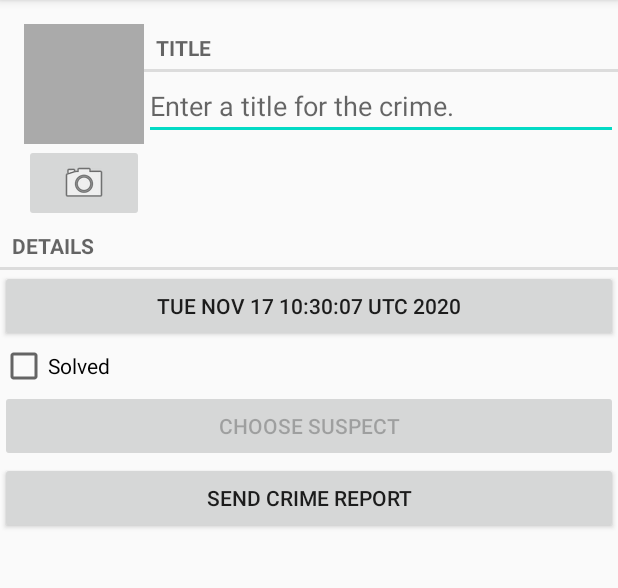
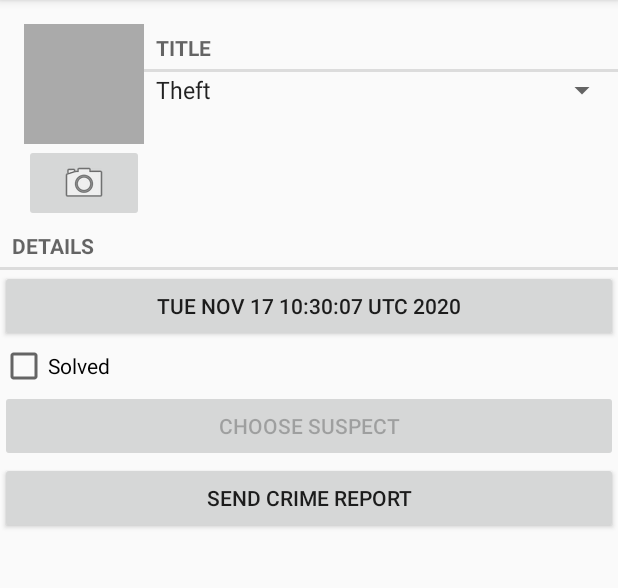
Before and after one commit to natebrate/it-is-Criminal, an Android app: the screen it shows after launch (CrimePagerActivity), after a tap on "New crime", on a phone screen of 412 x 824 dp, the part 84-672 px from its top. Run offline under Robolectric (Android 15) with nearby library versions, the phone set to English and light mode, and no system bars.

Commit message:
Updated the App
Prevent empty entities and added a spinner

```diff
--- a/app/src/main/java/com/example/criminalintent1/Crime.java
+++ b/app/src/main/java/com/example/criminalintent1/Crime.java
@@ -4,9 +4,11 @@ import java.util.*;
 
 public class Crime {
     private UUID mId;
-    private String mTitle;
+    private String mTitle = "Petty Crime";
     private Date mDate;
-    private boolean mSolved;
+    private String mCrimes;
+    private boolean mSolved = false;
+    private String mDetails = "Details Unavailabe";
 
     private String mSuspect;
 
@@ -17,6 +19,14 @@ public class Crime {
     public Crime(UUID id) {
         mId = id;
         mDate = new Date();
+    }
+
+    public String getmCrimes() {
+        return mCrimes;
+    }
+
+    public void setmCrimes(String mCrime) {
+        this.mCrimes = mCrime;
     }
 
     public UUID getmId() {
@@ -62,4 +72,7 @@ public class Crime {
     public String getPhotoFilename() {
         return "IMG_" + getmId().toString() + ".jpg";
     }
+
+    public void setTitle(String valueOf) {
+    }
 }
--- a/app/src/main/java/com/example/criminalintent1/CrimeFragment.java
+++ b/app/src/main/java/com/example/criminalintent1/CrimeFragment.java
@@ -1,6 +1,5 @@
 package com.example.criminalintent1;
 
-import android.app.ActionBar;
 import android.app.Activity;
 import android.content.Context;
 import android.content.Intent;
@@ -29,7 +28,7 @@ import java.util.*;
 
 import static android.widget.CompoundButton.*;
 
-public class CrimeFragment extends Fragment {
+public class CrimeFragment extends Fragment  {
     private static final String ARG_CRIME_ID = "crime_id";
     private static final String DIALOG_DATE = "DialogDate";
     private static final String DIALOG_TIME = "DialogTime";
@@ -48,6 +47,8 @@ public class CrimeFragment extends Fragment {
     private File mPhotoFile;
     private Callbacks mCallbacks;
     private Object JOptionPane;
+    private Spinner CrimeSpinner;
+    private String Crimes;
 
     public interface Callbacks {
         void onCrimeUpdated(Crime crime);
@@ -59,7 +60,8 @@ public class CrimeFragment extends Fragment {
         mCallbacks = (Callbacks) context;
     }
 
-    public static CrimeFragment newInstance(UUID crimeId) {
+
+        public static CrimeFragment newInstance(UUID crimeId) {
         Bundle args = new Bundle();
         args.putSerializable(ARG_CRIME_ID, crimeId);
         CrimeFragment fragment = new CrimeFragment();
@@ -73,16 +75,48 @@ public class CrimeFragment extends Fragment {
         UUID crimeId = (UUID) getArguments().getSerializable(ARG_CRIME_ID);
         mCrime = CrimeLab.get(getActivity()).getCrime(crimeId);
         mPhotoFile = CrimeLab.get(getActivity()).getPhotoFile(mCrime);
+
     }
+
+    //Performing action onItemSelected and onNothing selected
+    /*@Override
+    public void onActivityCreated(Bundle savedInstanceState){
+        super.onActivityCreated(savedInstanceState);
+        CrimeSpinner.findViewById(R.id.crime_title);
+        ArrayAdapter<CharSequence> aa = ArrayAdapter.createFromResource( getActivity(), R.array.crime_title, android.R.layout.simple_spinner_item);
+        aa.setDropDownViewResource(android.R.layout.simple_spinner_dropdown_item);
+        CrimeSpinner.setOnItemSelectedListener(this);
+        CrimeSpinner.setAdapter(aa);
+
+    }*/
+
+   /* @Override
+    public void onItemSelected(AdapterView<?> parent, View view, int position, long id) {
+        String text = parent.getItemAtPosition(position).toString();
+        Toast.makeText(parent.getContext(),text , Toast.LENGTH_LONG).show();
+        mCrime.setmTitle(toString());
+        updateCrime();
+    }
+
+    @Override
+    public void onNothingSelected(AdapterView<?> parent) {
+        // TODO Auto-generated method stub
+    }*/
+
+
+
+
 
     @Nullable
     @Override
     public View onCreateView(@NonNull LayoutInflater inflater, @Nullable ViewGroup container, @Nullable Bundle savedInstanceState) {
+
+
+
         View v = inflater.inflate(R.layout.fragment_crime, container, false);
-        mTitleField = v.findViewById(R.id.crime_title);
-
-        mTitleField.setText(mCrime.getmTitle());
-        mTitleField.addTextChangedListener(new TextWatcher() {
+        //CrimeSpinner = v.findViewById(R.id.crime_title);
+        //mTitleField.setText(mCrime.getmTitle());
+        /*mTitleField.addTextChangedListener(new TextWatcher() {
             @Override
             public void beforeTextChanged(CharSequence s, int start, int count, int after) { }
 
@@ -94,12 +128,29 @@ public class CrimeFragment extends Fragment {
 
             @Override
             public void afterTextChanged(Editable s) { }
+        });*/
+
+        CrimeSpinner = (Spinner) v.findViewById(R.id.crime_title);
+        List<String> rows = new ArrayList<String>();
+        rows.add("Theft");
+        rows.add("Homicides");
+        rows.add("Assault");
+        rows.add("White Collar");
+        rows.add("Battery");
+
+        ArrayAdapter<String> daRow = new ArrayAdapter<String>(getContext(), android.R.layout.simple_spinner_item, rows);
+        daRow.setDropDownViewResource(android.R.layout.simple_spinner_dropdown_item);
+        CrimeSpinner.setAdapter(daRow);
+        CrimeSpinner.setOnItemSelectedListener(new AdapterView.OnItemSelectedListener() {
+            @Override
+            public void onItemSelected(AdapterView<?> parent, View view, int position, long id) {
+                Toast.makeText(parent.getContext(), "Selected crime title: " + String.valueOf(CrimeSpinner.getSelectedItem()), Toast.LENGTH_LONG).show();
+                mCrime.setTitle(String.valueOf(CrimeSpinner.getSelectedItem()));     }
+                @Override
+                public void onNothingSelected(AdapterView<?> parent) {
+                }
         });
 
-        if (mTitleField.equals("")){
-            ActionBar alertDialog = null;
-            alertDialog.setTitle("Cannot Accept blank record");
-        }
 
         mDateButton = v.findViewById(R.id.crime_date);
         updateDate();
--- a/app/src/main/res/layout/fragment_crime.xml
+++ b/app/src/main/res/layout/fragment_crime.xml
@@ -45,7 +45,7 @@
                 android:layout_height="wrap_content"
                 android:text="@string/crime_title_label" />
 
-            <EditText
+            <Spinner
                 android:id="@+id/crime_title"
                 android:layout_width="match_parent"
                 android:layout_height="wrap_content"
--- a/app/src/main/res/values/strings.xml
+++ b/app/src/main/res/values/strings.xml
@@ -19,4 +19,12 @@
     <string name="crime_report_suspect">the suspect is %s</string>
     <string name="crime_report_subject">CriminalIntent Crime Report</string>
     <string name="send_report">Send crime report via</string>
+
+    <string-array name="crime_title">
+        <item>Homicides</item>
+        <item>Assault</item>
+        <item>Theft</item>
+        <item>White Collar</item>
+    </string-array>
+
 </resources>
```
